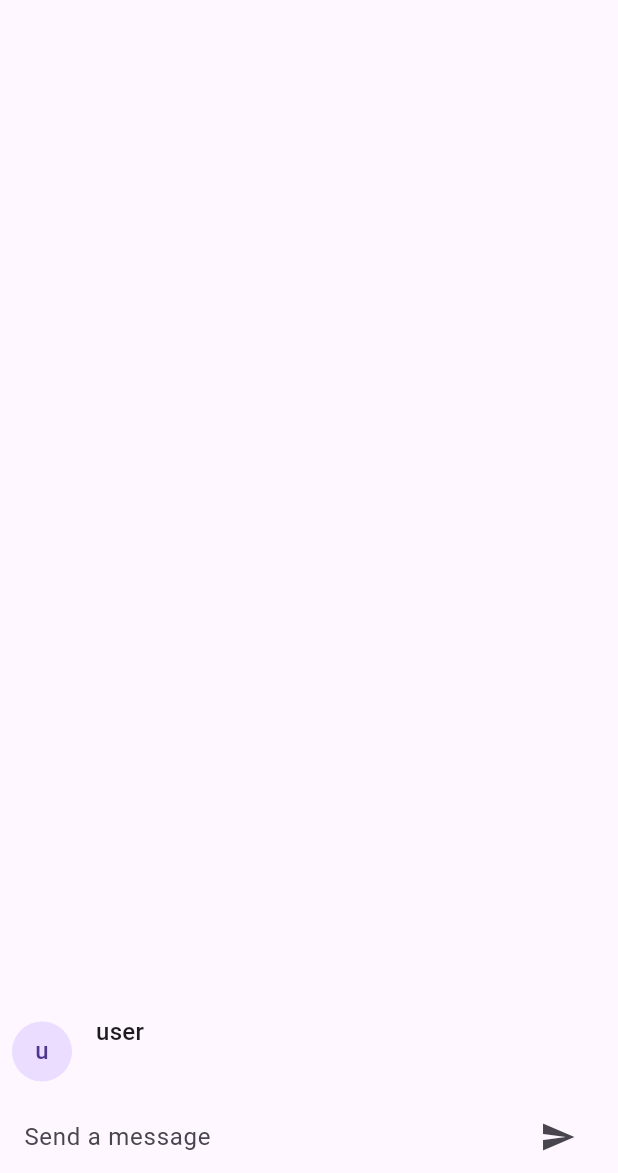
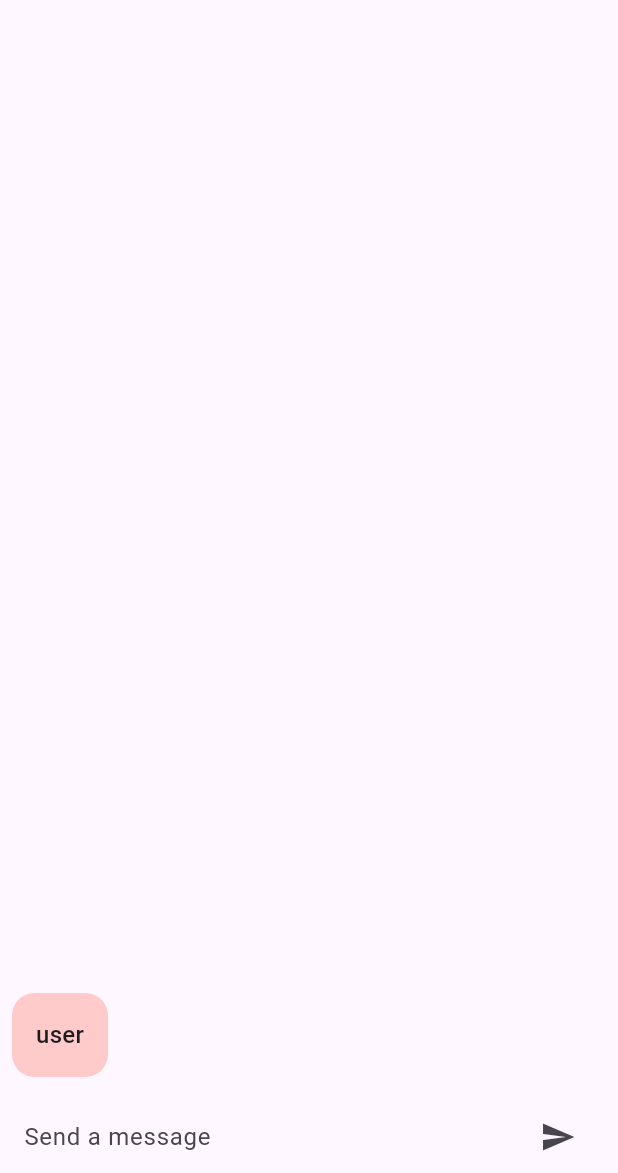
Before and after one commit to smit-lakhani-13/Flutter_ChatGPT_Bot, a Flutter app: the screen it shows after launch, after a tap on the "send" icon, on a phone screen of 412 x 824 dp, the part 63-1236 px from its top. Run offline on Flutter 3.47's test engine with Material 2 defaults, Android fonts, the phone set to English and light mode, and no system bars; our stand-ins replace velocity_x; missing offline and left inert: chat_gpt_sdk.

Commit message:
Better UI

```diff
--- a/lib/chatmessage.dart
+++ b/lib/chatmessage.dart
@@ -1,4 +1,5 @@
 import 'package:flutter/material.dart';
+import 'package:velocity_x/velocity_x.dart';
 
 class ChatMessage extends StatelessWidget {
   const ChatMessage({super.key, required this.text, required this.sender});
@@ -9,24 +10,22 @@ class ChatMessage extends StatelessWidget {
   @override
   Widget build(BuildContext context) {
     return Row(
+      crossAxisAlignment: CrossAxisAlignment.start,
       children: [
-        Container(
-          margin: EdgeInsets.only(right: 16.0),
-          child: CircleAvatar(child: Text(sender[0])),
-        ),
+        Text(sender)
+            .text
+            .subtitle1(context)
+            .make()
+            .box
+            .color(sender == "user" ? Vx.red200 : Vx.green200)
+            .p16
+            .rounded
+            .alignCenter
+            .makeCentered(),
         Expanded(
-          child: Column(
-            crossAxisAlignment: CrossAxisAlignment.start,
-            children: [
-              Text(sender, style: Theme.of(context).textTheme.subtitle1),
-              Container(
-                margin: EdgeInsets.only(top: 5.0),
-                child: Text(text),
-              ),
-            ],
-          ),
+          child: text.trim().text.bodyText1(context).semiBold.make().px8(),
         )
       ],
-    );
+    ).py8();
   }
 }
```
